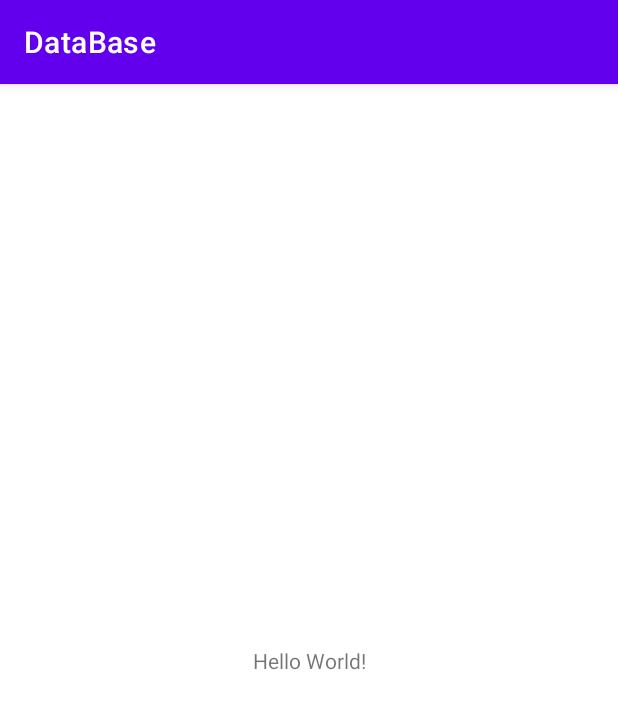
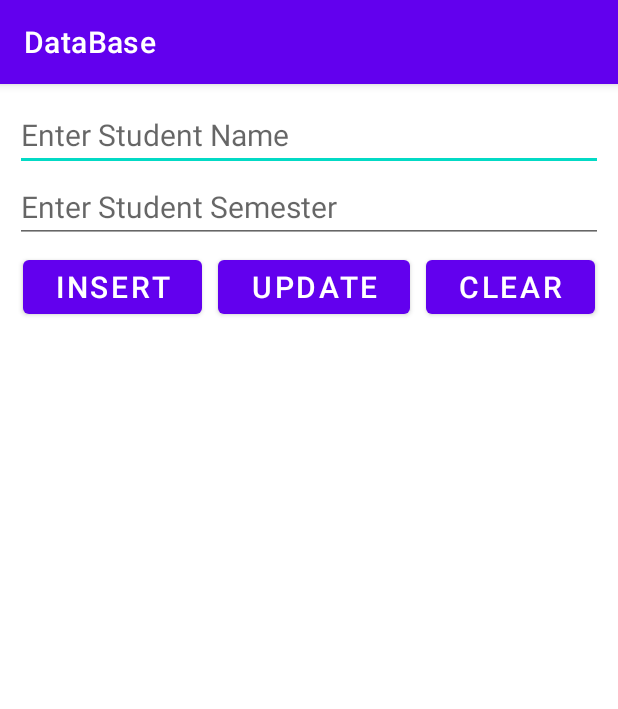
Before and after one commit to KanjariyaRahul/Android, an Android app: the screen it shows after launch (MainActivity), on a phone screen of 412 x 824 dp. Shown: the top 709 px of the screen. Run offline under Robolectric (Android 15) with nearby library versions, the phone set to English and light mode, and no system bars.

Commit message:
user insert data

```diff
--- a/DataBase/app/src/main/res/layout/activity_main.xml
+++ b/DataBase/app/src/main/res/layout/activity_main.xml
@@ -1,18 +1,59 @@
 <?xml version="1.0" encoding="utf-8"?>
-<androidx.constraintlayout.widget.ConstraintLayout xmlns:android="http://schemas.android.com/apk/res/android"
+<LinearLayout xmlns:android="http://schemas.android.com/apk/res/android"
     xmlns:app="http://schemas.android.com/apk/res-auto"
     xmlns:tools="http://schemas.android.com/tools"
     android:layout_width="match_parent"
     android:layout_height="match_parent"
+    android:orientation="vertical"
+    android:layout_margin="10dp"
     tools:context=".MainActivity">
 
-    <TextView
-        android:layout_width="wrap_content"
+    <EditText
+        android:id="@+id/ed_Sname"
+        android:layout_width="match_parent"
         android:layout_height="wrap_content"
-        android:text="Hello World!"
-        app:layout_constraintBottom_toBottomOf="parent"
-        app:layout_constraintEnd_toEndOf="parent"
-        app:layout_constraintStart_toStartOf="parent"
-        app:layout_constraintTop_toTopOf="parent" />
+        android:textSize="20dp"
+        android:hint="Enter Student Name "/>
 
-</androidx.constraintlayout.widget.ConstraintLayout>
+    <EditText
+        android:id="@+id/ed_Sem"
+        android:layout_width="match_parent"
+        android:layout_height="wrap_content"
+        android:textSize="20dp"
+        android:hint="Enter Student Semester "/>
+
+    <LinearLayout
+        android:layout_width="match_parent"
+        android:layout_height="wrap_content"
+        android:orientation="horizontal">
+
+        <Button
+            android:id="@+id/btn_Insert"
+            android:layout_width="wrap_content"
+            android:layout_height="wrap_content"
+            android:layout_weight="1"
+            android:text="INSERT"
+            android:layout_margin="5dp"
+            android:textSize="20dp"/>
+
+        <Button
+            android:id="@+id/btn_Update"
+            android:layout_width="wrap_content"
+            android:layout_height="wrap_content"
+            android:layout_weight="1"
+            android:text="UPDATE"
+            android:layout_margin="5dp"
+            android:textSize="20dp"/>
+
+        <Button
+            android:id="@+id/btn_Clear"
+            android:layout_width="wrap_content"
+            android:layout_height="wrap_content"
+            android:layout_weight="1"
+            android:text="CLEAR"
+            android:layout_margin="5dp"
+            android:textSize="20dp"/>
+
+    </LinearLayout>
+
+</LinearLayout>
```
Also changed, not shown: 3 other files.
